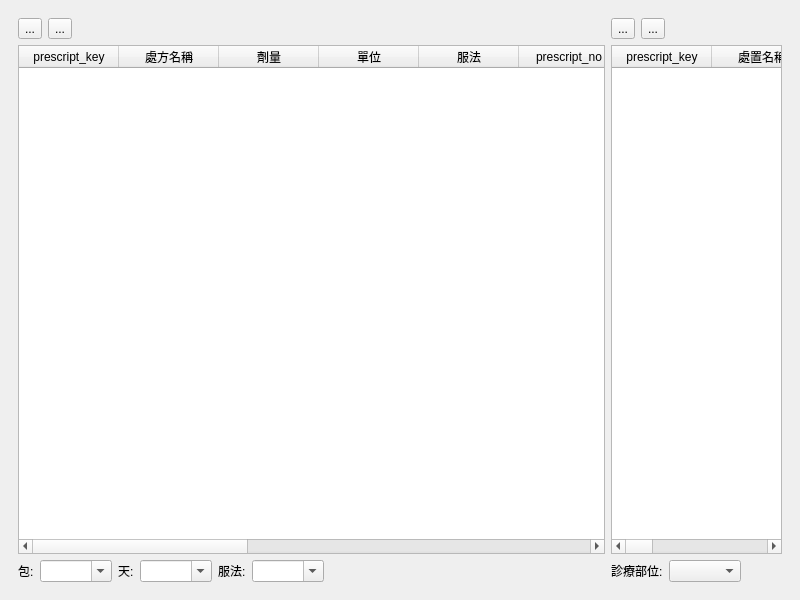
This is ui/ins_prescript_record.ui in picacat/pyMedical as Qt 5 draws it before an edit. The edited form follows.
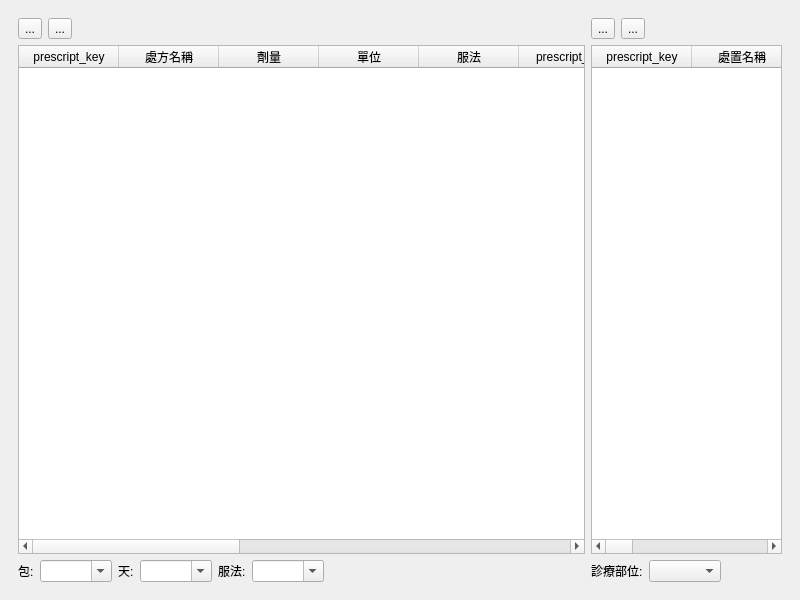
This is the edited form. Icons and pictures are not drawn.

```diff
--- a/ui/ins_prescript_record.ui
+++ b/ui/ins_prescript_record.ui
@@ -241,7 +241,7 @@
      <widget class="QFrame" name="frame_2">
       <property name="maximumSize">
        <size>
-        <width>180</width>
+        <width>200</width>
         <height>16777215</height>
        </size>
       </property>
```
